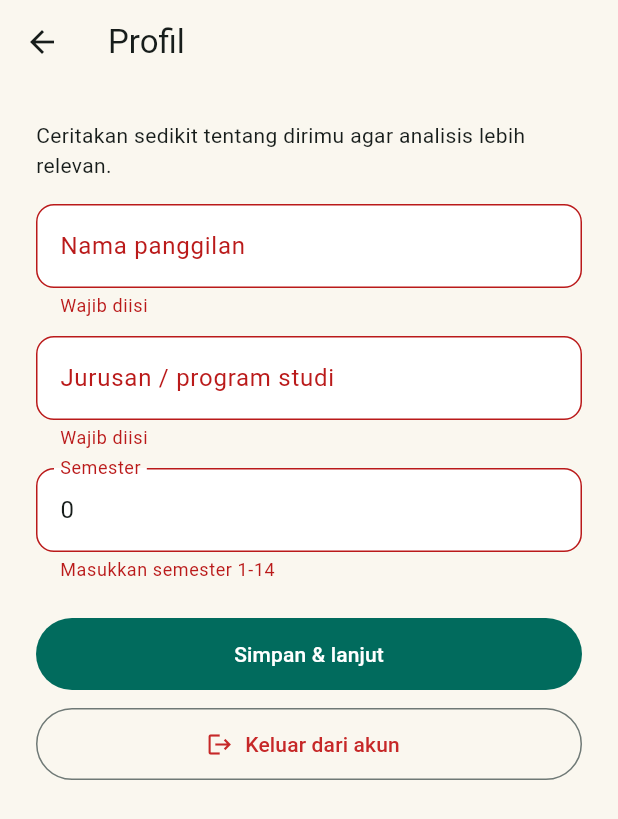
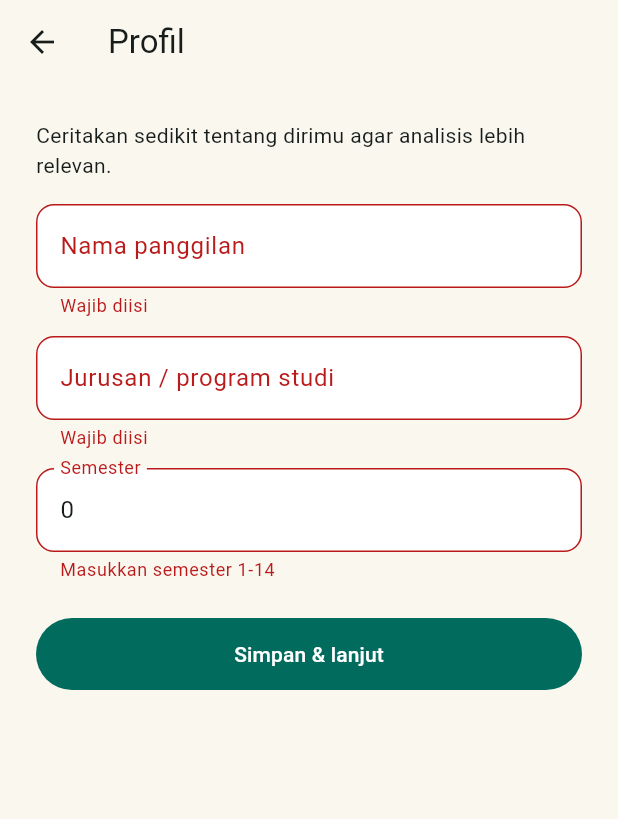
Before and after one commit to aldiansyh13/CareerPath, a Flutter app: the ProfileScreen screen opened directly, after a tap on "Simpan & lanjut", on a phone screen of 412 x 824 dp. Shown: the top 819 px of the screen. Run offline on Flutter 3.47's test engine with Material 3 defaults, Android fonts, the phone set to English and light mode, and no system bars; our stand-ins replace cloud_firestore, firebase_auth, firebase_core, flutter_dotenv, shared_preferences; accounts and stored records are empty; network calls fail.

Commit message:
fix kuisoner

```diff
--- a/lib/screens/analyzing_screen.dart
+++ b/lib/screens/analyzing_screen.dart
@@ -45,7 +45,7 @@ class _AnalyzingScreenState extends State<AnalyzingScreen> {
     });
     final provider = context.read<AssessmentProvider>();
     final input = provider.buildInput();
-    final backend = AppBackend(LocalStore())..markFirebaseReady();
+    final backend = AppBackend(LocalStore());
 
     try {
       CareerResult result;
@@ -90,8 +90,7 @@ class _AnalyzingScreenState extends State<AnalyzingScreen> {
         if (mounted) {
           setState(() {
             _savingError = true;
-            _status =
-                'Hasil siap, namun gagal menyimpan ke penyimpanan cloud/lokal.';
+            _status = 'Hasil siap, namun gagal disimpan di perangkat.';
           });
         }
       }
--- a/lib/screens/profile_screen.dart
+++ b/lib/screens/profile_screen.dart
@@ -1,16 +1,11 @@
-import 'package:firebase_auth/firebase_auth.dart';
-import 'package:firebase_core/firebase_core.dart';
 import 'package:flutter/material.dart';
 import 'package:provider/provider.dart';
 
 import '../models/user_profile.dart';
 import '../providers/assessment_provider.dart';
-import '../providers/journey_provider.dart';
 import '../services/app_backend.dart';
 import '../services/local_store.dart';
-import '../utils/constants.dart';
 import 'interest_screen.dart';
-import 'welcome_screen.dart';
 
 class ProfileScreen extends StatefulWidget {
   final bool startAssessmentAfter;
@@ -56,16 +51,14 @@ class _ProfileScreenState extends State<ProfileScreen> {
       major: _major.text.trim(),
       semester: int.parse(_semester.text.trim()),
     );
-    final backend =
-        widget.backend ?? (AppBackend(LocalStore())..markFirebaseReady());
+    final backend = widget.backend ?? AppBackend(LocalStore());
     try {
       await backend.saveProfile(profile);
     } catch (_) {
       if (!mounted) return;
       setState(() => _saving = false);
       ScaffoldMessenger.of(context).showSnackBar(const SnackBar(
-        content: Text(
-            'Profil belum berhasil disimpan sepenuhnya. Periksa koneksi lalu coba lagi.'),
+        content: Text('Profil belum berhasil disimpan. Coba lagi.'),
       ));
       return;
     }
@@ -78,22 +71,6 @@ class _ProfileScreenState extends State<ProfileScreen> {
     } else {
       Navigator.of(context).pop(true);
     }
-  }
-
-  bool get _signedIn =>
-      Firebase.apps.isNotEmpty && FirebaseAuth.instance.currentUser != null;
-
-  Future<void> _signOut() async {
-    final backend = AppBackend(LocalStore())..markFirebaseReady();
-    await backend.signOut();
-    if (!mounted) return;
-    await context.read<JourneyProvider?>()?.switchStore(LocalStore());
-    if (!mounted) return;
-    context.read<AssessmentProvider>().resetAssessment(keepProfile: false);
-    Navigator.of(context).pushAndRemoveUntil(
-      MaterialPageRoute(builder: (_) => const WelcomeScreen()),
-      (r) => false,
-    );
   }
 
   @override
@@ -149,16 +126,6 @@ class _ProfileScreenState extends State<ProfileScreen> {
                           child: CircularProgressIndicator(strokeWidth: 2))
                       : const Text('Simpan & lanjut'),
                 ),
-                if (_signedIn) ...[
-                  const SizedBox(height: 12),
-                  OutlinedButton.icon(
-                    onPressed: _saving ? null : _signOut,
-                    icon: const Icon(Icons.logout),
-                    label: const Text('Keluar dari akun'),
-                    style: OutlinedButton.styleFrom(
-                        foregroundColor: AppColors.danger),
-                  ),
-                ],
               ],
             ),
           ),
```
Also changed, not shown: lib/main.dart (+3 -10 lines), lib/screens/home_screen.dart (+3 -42 lines), lib/screens/welcome_screen.dart (+0 -9 lines), 2 other files.
